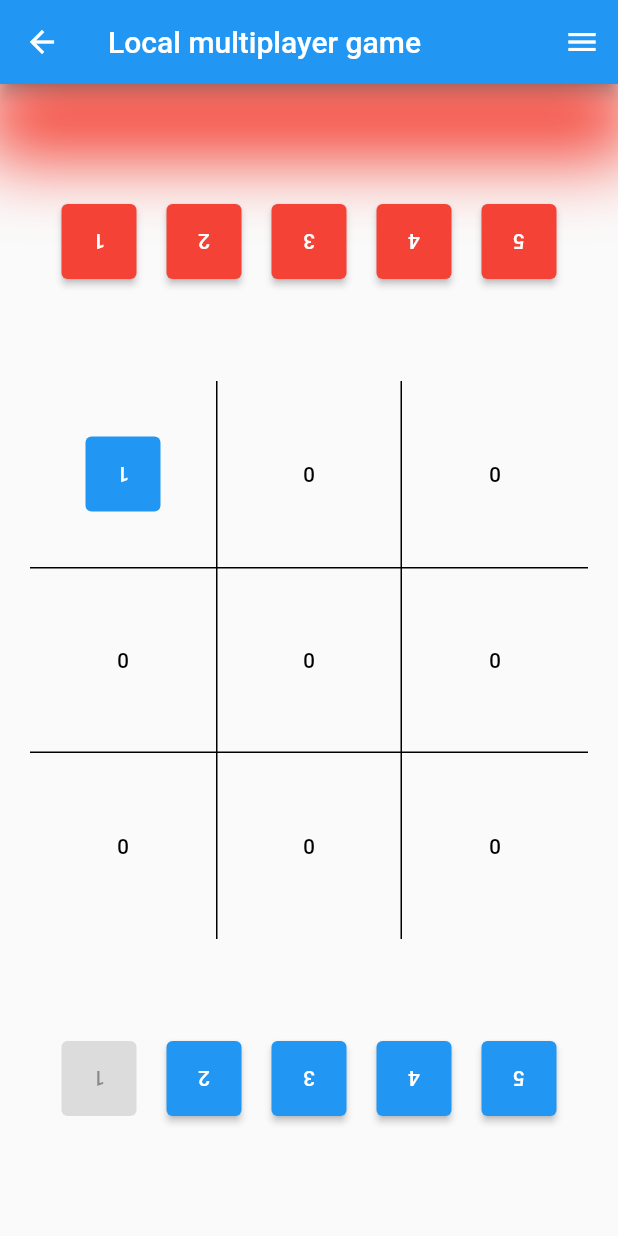
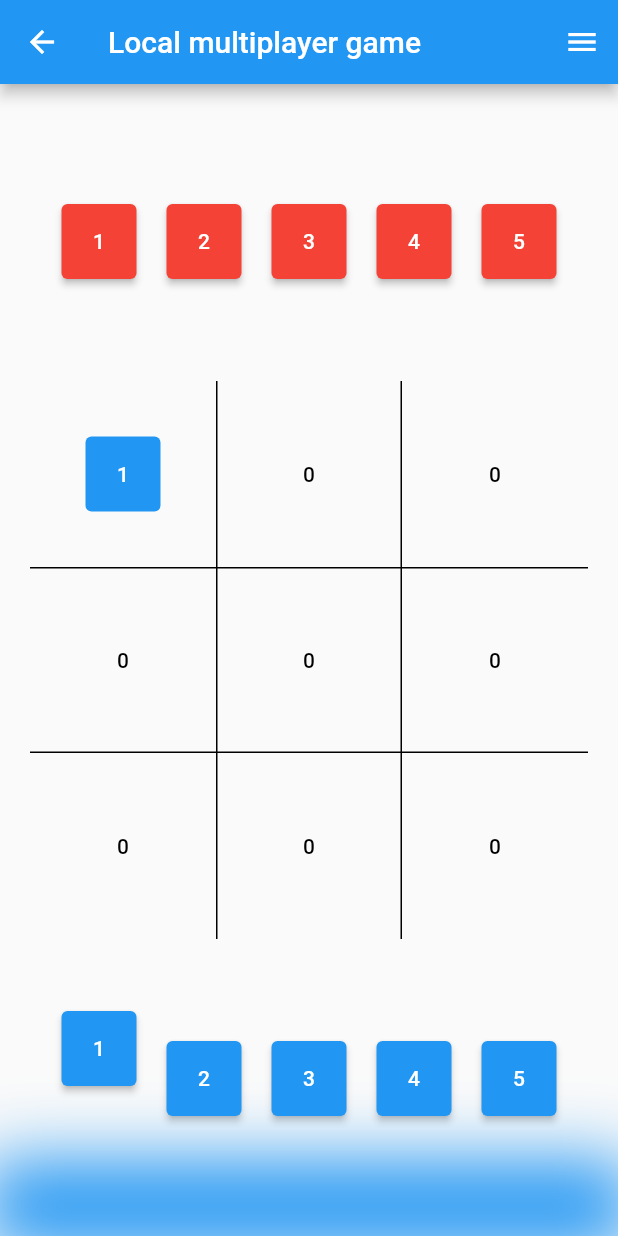
Before and after one commit to emberal/tic_tac_toe_upgraded, a Flutter app: the LocalMultiplayerGame screen opened by its route, after a tap on an icon or button, on a phone screen of 412 x 824 dp. Run offline on Flutter 3.47's test engine with Material 2 defaults, Android fonts, the phone set to English and light mode, and no system bars; our stand-ins replace package_info_plus, settings_ui, shared_preferences; missing offline and left inert: flex_color_picker; accounts and stored records are empty.

Commit message:
Started testing handlePress in Board classes

```diff
--- a/lib/game/local_multiplayer_game.dart
+++ b/lib/game/local_multiplayer_game.dart
@@ -113,6 +113,7 @@ class _LocalMultiplayerGameState extends State<LocalMultiplayerGame>
               child: Board(
                 pressHandler: handlePress,
                 activePlayer: _playerOne.isTurn ? _playerOne : _playerTwo,
+                otherPlayer: _playerOne.isTurn ? _playerTwo : _playerOne,
                 board: board,
                 rotate: _rotate && LocalMultiplayerGame.rotateGlobal,
               ),
--- a/lib/game/singleplayer_game.dart
+++ b/lib/game/singleplayer_game.dart
@@ -93,6 +93,7 @@ class _SinglePlayerGamePageState extends State<SinglePlayerGamePage>
                   board: board,
                   pressHandler: handlePress,
                   activePlayer: _player.isTurn ? _player : _playerAI,
+                  otherPlayer: _player.isTurn ? _playerAI : _player,
                 ),
               ),
             ),
--- a/lib/widgets/board.dart
+++ b/lib/widgets/board.dart
@@ -10,7 +10,7 @@ import '../objects/theme.dart';
 import '../stats.dart';
 import 'complete_alert.dart';
 
-class Board extends StatelessWidget {
+class Board extends StatefulWidget {
   const Board(
       {super.key,
       this.board,
@@ -50,38 +50,46 @@ class Board extends StatelessWidget {
 
   final String navigator;
 
+  @override
+  State<Board> createState() => _BoardState();
+}
+
+class _BoardState extends State<Board> {
+
+  bool _rotate = false;
+
   // TODO test
   void findWinner(BuildContext context) {
     if (GameUtils.isComplete(
-        board!, activePlayer!.usedValues, otherPlayer?.usedValues)) {
-      if (time != null) {
-        time!.stop();
+        widget.board!, widget.activePlayer!.usedValues, widget.otherPlayer?.usedValues)) {
+      if (widget.time != null) {
+        widget.time!.stop();
       }
 
       // TODO mark the winning area
       late final Player? winner;
-      if (GameUtils.isThreeInARow(board!)) {
-        winner = activePlayer;
+      if (GameUtils.isThreeInARow(widget.board!)) {
+        winner = widget.activePlayer;
       } else {
         winner = null;
       }
 
-      String winnerString = winner != null ? activePlayer.toString() : "No one";
-      switch (gameType) {
+      String winnerString = winner != null ? widget.activePlayer.toString() : "No one";
+      switch (widget.gameType) {
         case GameType.singlePlayer:
-          GameUtils.setData(winner?.name == player1Name, time ?? Stopwatch(),
+          GameUtils.setData(winner?.name == widget.player1Name, widget.time ?? Stopwatch(),
               gamesPlayed: StatData.gamesPlayed.sp,
               gamesWon: StatData.gamesWon.sp,
               timePlayed: StatData.timePlayed.sp);
           break;
         case GameType.localMultiplayer:
-          GameUtils.setData(winner?.name == player1Name, time ?? Stopwatch(),
+          GameUtils.setData(winner?.name == widget.player1Name, widget.time ?? Stopwatch(),
               gamesPlayed: StatData.gamesPlayed.lmp,
               gamesWon: StatData.gamesWon.lmp,
               timePlayed: StatData.timePlayed.lmp);
           break;
         default:
-          GameUtils.setData(winner?.name == player1Name, time ?? Stopwatch(),
+          GameUtils.setData(winner?.name == widget.player1Name, widget.time ?? Stopwatch(),
               gamesPlayed: StatData.gamesPlayed.mp,
               gamesWon: StatData.gamesWon.mp,
               timePlayed: StatData.timePlayed.mp);
@@ -92,13 +100,14 @@ class Board extends StatelessWidget {
           builder: (BuildContext context) => CompleteAlert(
                 title: "$winnerString won the match",
                 text: "Rematch?",
-                navigator: navigator,
+                navigator: widget.navigator,
               ));
     } else {
-      GameUtils.switchTurn(activePlayer!, otherPlayer!);
-      if (activePlayer is PlayerAI) {
-        (activePlayer as PlayerAI)
-            .nextMove(board!); // Starts the other players move
+      GameUtils.switchTurn(widget.activePlayer!, widget.otherPlayer!);
+      setState(() => _rotate = !_rotate); // FIXME state doesn't always update!
+      if (widget.activePlayer is PlayerAI) {
+        (widget.activePlayer as PlayerAI)
+            .nextMove(widget.board!); // Starts the other players move
       }
     }
   }
@@ -106,16 +115,16 @@ class Board extends StatelessWidget {
   @override
   Widget build(BuildContext context) {
     return GridView.count(
-      crossAxisCount: width,
+      crossAxisCount: widget.width,
       shrinkWrap: true,
-      children: board!
+      children: widget.board!
           .map(
             (element) => _Square(
               object: element,
-              activePlayer: activePlayer,
-              onPressed: pressHandler,
+              activePlayer: widget.activePlayer,
+              onPressed: widget.pressHandler,
               complete: findWinner,
-              rotate: rotate,
+              rotate: widget.rotate,
             ),
           )
           .toList(),
@@ -179,7 +188,10 @@ class __SquareState extends State<_Square> with SingleTickerProviderStateMixin {
     super.dispose();
   }
 
-  void handlePress(int value) {
+  void _handlePress() {
+    late num value;
+    if (widget.activePlayer != null) {
+      value = widget.activePlayer!.activeNumber;
       if (widget.activePlayer != widget.object.player &&
           widget.object.value < value) {
         setState(() {
@@ -187,10 +199,11 @@ class __SquareState extends State<_Square> with SingleTickerProviderStateMixin {
           widget.object.player = widget.activePlayer;
         });
 
-      widget.activePlayer?.usedValues[value - 1] = true;
+        widget.activePlayer?.usedValues[(value as int) - 1] = true;
         widget.activePlayer?.activeNumber = -1;
 
         widget.complete(context);
+      }
     }
   }
 
@@ -236,8 +249,7 @@ class __SquareState extends State<_Square> with SingleTickerProviderStateMixin {
                 onPressed: () => widget.activePlayer != null &&
                         widget.activePlayer!.activeNumber == -1
                     ? null
-                    : widget.onPressed!(widget.object.index,
-                        widget.activePlayer?.activeNumber, widget.activePlayer),
+                    : _handlePress(),
               ),
             ),
           ),
```
Lines whose indentation alone changed are shown as unchanged.
